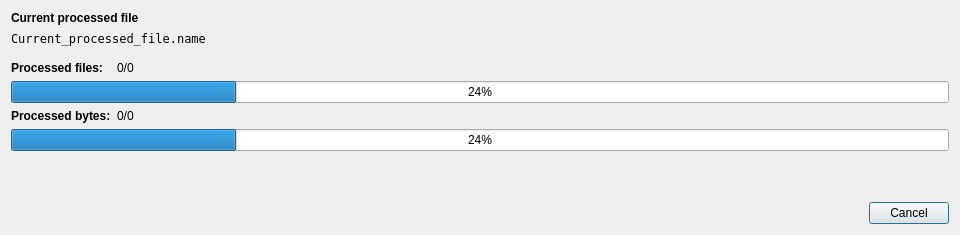
This is bulicommander/bulicommander/bc/resources/bcfileprogress.ui in Grum999/BuliCommander as Qt 5 draws it before an edit. The edited form follows.
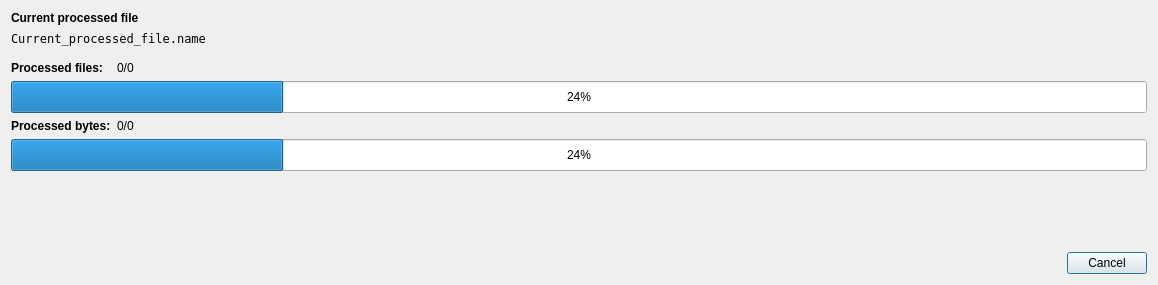
This is the edited form.

Diff of the .ui file:
```diff
--- a/bulicommander/bulicommander/bc/resources/bcfileprogress.ui
+++ b/bulicommander/bulicommander/bc/resources/bcfileprogress.ui
@@ -6,8 +6,8 @@
    <rect>
     <x>0</x>
     <y>0</y>
-    <width>960</width>
-    <height>235</height>
+    <width>1158</width>
+    <height>285</height>
    </rect>
   </property>
   <property name="minimumSize">
@@ -50,6 +50,7 @@
      <property name="font">
       <font>
        <family>DejaVu Sans Mono</family>
+       <pointsize>9</pointsize>
       </font>
      </property>
      <property name="text">
@@ -62,7 +63,16 @@
    </item>
    <item>
     <widget class="QWidget" name="widget" native="true">
+     <property name="sizePolicy">
+      <sizepolicy hsizetype="Preferred" vsizetype="MinimumExpanding">
+       <horstretch>0</horstretch>
+       <verstretch>0</verstretch>
+      </sizepolicy>
+     </property>
      <layout class="QFormLayout" name="formLayout">
+      <property name="labelAlignment">
+       <set>Qt::AlignLeading|Qt::AlignLeft|Qt::AlignVCenter</set>
+      </property>
       <property name="leftMargin">
        <number>0</number>
       </property>
@@ -91,12 +101,24 @@
       </item>
       <item row="1" column="0" colspan="2">
        <widget class="QProgressBar" name="pbProcessedFiles">
+        <property name="sizePolicy">
+         <sizepolicy hsizetype="Expanding" vsizetype="Minimum">
+          <horstretch>0</horstretch>
+          <verstretch>0</verstretch>
+         </sizepolicy>
+        </property>
+        <property name="minimumSize">
+         <size>
+          <width>0</width>
+          <height>32</height>
+         </size>
+        </property>
         <property name="value">
          <number>24</number>
         </property>
        </widget>
       </item>
-      <item row="2" column="0">
+      <item row="3" column="0">
        <widget class="QLabel" name="label_4">
         <property name="font">
          <font>
@@ -109,15 +131,82 @@
         </property>
        </widget>
       </item>
-      <item row="2" column="1">
-       <widget class="QLabel" name="lblProcessedBytes">
-        <property name="text">
-         <string>0/0</string>
+      <item row="3" column="1">
+       <widget class="QWidget" name="widget_2" native="true">
+        <property name="sizePolicy">
+         <sizepolicy hsizetype="MinimumExpanding" vsizetype="Preferred">
+          <horstretch>0</horstretch>
+          <verstretch>0</verstretch>
+         </sizepolicy>
         </property>
+        <layout class="QHBoxLayout" name="horizontalLayout">
+         <property name="leftMargin">
+          <number>0</number>
+         </property>
+         <property name="topMargin">
+          <number>0</number>
+         </property>
+         <property name="rightMargin">
+          <number>0</number>
+         </property>
+         <property name="bottomMargin">
+          <number>0</number>
+         </property>
+         <item>
+          <widget class="QLabel" name="lblProcessedBytes">
+           <property name="sizePolicy">
+            <sizepolicy hsizetype="Minimum" vsizetype="Preferred">
+             <horstretch>0</horstretch>
+             <verstretch>0</verstretch>
+            </sizepolicy>
+           </property>
+           <property name="text">
+            <string>0/0</string>
+           </property>
+          </widget>
+         </item>
+         <item>
+          <widget class="QLabel" name="lblETA">
+           <property name="enabled">
+            <bool>true</bool>
+           </property>
+           <property name="sizePolicy">
+            <sizepolicy hsizetype="Minimum" vsizetype="Preferred">
+             <horstretch>0</horstretch>
+             <verstretch>0</verstretch>
+            </sizepolicy>
+           </property>
+           <property name="font">
+            <font>
+             <pointsize>9</pointsize>
+             <italic>true</italic>
+            </font>
+           </property>
+           <property name="text">
+            <string/>
+           </property>
+           <property name="alignment">
+            <set>Qt::AlignRight|Qt::AlignTrailing|Qt::AlignVCenter</set>
+           </property>
+          </widget>
+         </item>
+        </layout>
        </widget>
       </item>
-      <item row="3" column="0" colspan="2">
+      <item row="4" column="0" colspan="2">
        <widget class="QProgressBar" name="pbProcessedBytes">
+        <property name="sizePolicy">
+         <sizepolicy hsizetype="Expanding" vsizetype="Minimum">
+          <horstretch>0</horstretch>
+          <verstretch>0</verstretch>
+         </sizepolicy>
+        </property>
+        <property name="minimumSize">
+         <size>
+          <width>0</width>
+          <height>32</height>
+         </size>
+        </property>
         <property name="value">
          <number>24</number>
         </property>
```
Left out of the diff: 6 changed lines with no effect on the pictures.
